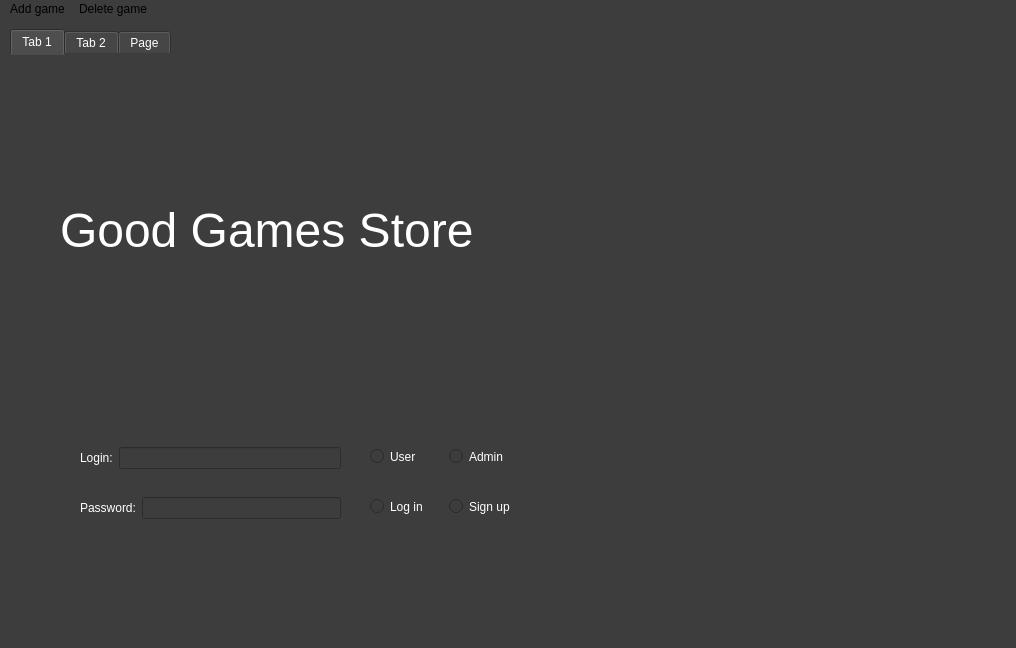
Above: mainwindow.ui from EvgTer/exam before the change. Below: the same form after it.
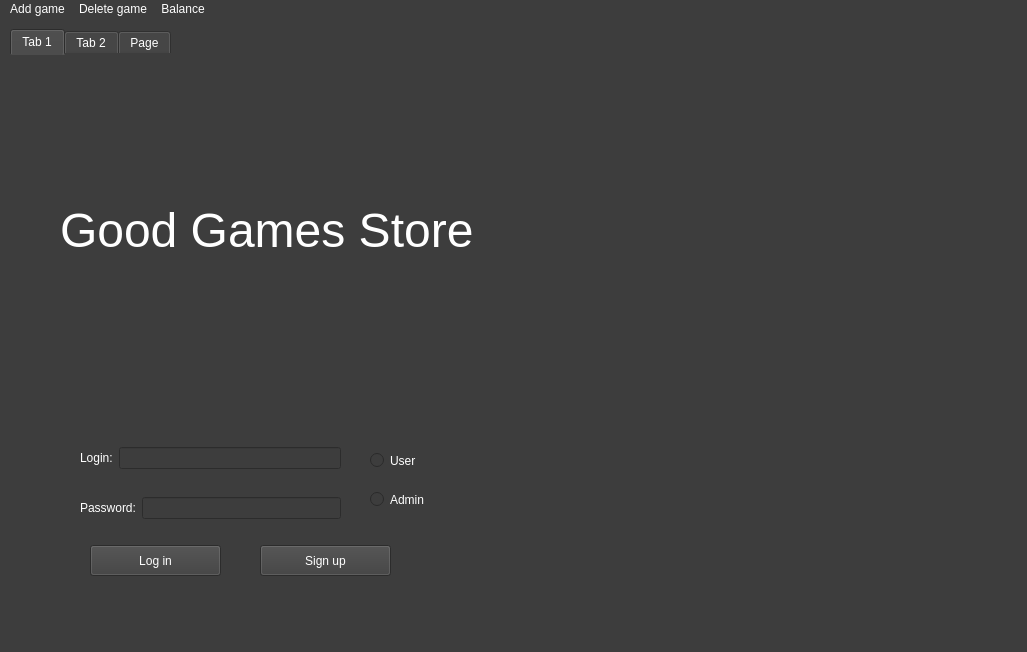
That is the form after the change.

Commit message: Added func to buttons: Login and Sighup and some small changes

The edit to the form file:
```diff
--- a/mainwindow.ui
+++ b/mainwindow.ui
@@ -6,8 +6,8 @@
    <rect>
     <x>0</x>
     <y>0</y>
-    <width>1016</width>
-    <height>648</height>
+    <width>1027</width>
+    <height>652</height>
    </rect>
   </property>
   <property name="windowTitle">
@@ -15,6 +15,7 @@
   </property>
   <property name="styleSheet">
    <string notr="true">background-color: rgb(61, 61, 61);
+color: rgb(255, 255, 255);
 </string>
   </property>
   <widget class="QWidget" name="centralwidget">
@@ -32,10 +33,12 @@
     </property>
     <property name="styleSheet">
      <string notr="true">color: rgb(255, 255, 255);
+border-top-color: rgb(61, 61, 61);
 background-color: rgb(61, 61, 61);
 border-color: rgb(61, 61, 61);
 selection-background-color: rgb(61, 61, 61);
-background-color: rgb(61, 61, 61);</string>
+background-color: rgb(61, 61, 61);
+selection-background-color: rgb(61, 61, 61);</string>
     </property>
     <property name="currentIndex">
      <number>0</number>
@@ -60,41 +63,6 @@
        <string>Good Games Store</string>
       </property>
      </widget>
-     <widget class="QWidget" name="">
-      <property name="geometry">
-       <rect>
-        <x>360</x>
-        <y>440</y>
-        <width>151</width>
-        <height>24</height>
-       </rect>
-      </property>
-      <layout class="QHBoxLayout" name="horizontalLayout">
-       <item>
-        <widget class="QRadioButton" name="radioButton_4">
-         <property name="text">
-          <string>Log in</string>
-         </property>
-        </widget>
-       </item>
-       <item>
-        <widget class="QRadioButton" name="radioButton_3">
-         <property name="text">
-          <string>Sign up</string>
-         </property>
-         <property name="checkable">
-          <bool>true</bool>
-         </property>
-         <property name="checked">
-          <bool>false</bool>
-         </property>
-         <property name="autoRepeat">
-          <bool>false</bool>
-         </property>
-        </widget>
-       </item>
-      </layout>
-     </widget>
      <widget class="QLabel" name="label_logo">
       <property name="geometry">
        <rect>
@@ -108,39 +76,7 @@
        <string/>
       </property>
      </widget>
-     <widget class="QWidget" name="">
-      <property name="geometry">
-       <rect>
-        <x>360</x>
-        <y>390</y>
-        <width>151</width>
-        <height>24</height>
-       </rect>
-      </property>
-      <layout class="QHBoxLayout" name="horizontalLayout_3">
-       <item>
-        <widget class="QRadioButton" name="radioButton_7">
-         <property name="text">
-          <string>User</string>
-         </property>
-         <property name="autoExclusive">
-          <bool>true</bool>
-         </property>
-        </widget>
-       </item>
-       <item>
-        <widget class="QRadioButton" name="radioButton_6">
-         <property name="text">
-          <string>Admin</string>
-         </property>
-         <property name="autoExclusive">
-          <bool>true</bool>
-         </property>
-        </widget>
-       </item>
-      </layout>
-     </widget>
-     <widget class="QWidget" name="">
+     <widget class="QWidget" name="layoutWidget">
       <property name="geometry">
        <rect>
         <x>70</x>
@@ -162,7 +98,7 @@
        </item>
       </layout>
      </widget>
-     <widget class="QWidget" name="">
+     <widget class="QWidget" name="layoutWidget">
       <property name="geometry">
        <rect>
         <x>70</x>
@@ -188,6 +124,64 @@
        </item>
       </layout>
      </widget>
+     <widget class="QPushButton" name="pushButton_log">
+      <property name="geometry">
+       <rect>
+        <x>80</x>
+        <y>490</y>
+        <width>131</width>
+        <height>31</height>
+       </rect>
+      </property>
+      <property name="text">
+       <string>Log in</string>
+      </property>
+     </widget>
+     <widget class="QPushButton" name="pushButton_sign">
+      <property name="geometry">
+       <rect>
+        <x>250</x>
+        <y>490</y>
+        <width>131</width>
+        <height>31</height>
+       </rect>
+      </property>
+      <property name="text">
+       <string>Sign up</string>
+      </property>
+     </widget>
+     <widget class="QWidget" name="">
+      <property name="geometry">
+       <rect>
+        <x>360</x>
+        <y>380</y>
+        <width>59</width>
+        <height>91</height>
+       </rect>
+      </property>
+      <layout class="QVBoxLayout" name="verticalLayout_3">
+       <item>
+        <widget class="QRadioButton" name="radioButton_user">
+         <property name="text">
+          <string>User</string>
+         </property>
+         <property name="autoExclusive">
+          <bool>true</bool>
+         </property>
+        </widget>
+       </item>
+       <item>
+        <widget class="QRadioButton" name="radioButton_admin">
+         <property name="text">
+          <string>Admin</string>
+         </property>
+         <property name="autoExclusive">
+          <bool>true</bool>
+         </property>
+        </widget>
+       </item>
+      </layout>
+     </widget>
     </widget>
     <widget class="QWidget" name="tab_2">
      <attribute name="title">
@@ -256,7 +250,7 @@
     <rect>
      <x>0</x>
      <y>0</y>
-     <width>1016</width>
+     <width>1027</width>
      <height>21</height>
     </rect>
    </property>
@@ -274,9 +268,18 @@
     <property name="title">
      <string>Delete game</string>
     </property>
+    <addaction name="actionBrowse"/>
+   </widget>
+   <widget class="QMenu" name="menuBalance">
+    <property name="title">
+     <string>Balance</string>
+    </property>
+    <addaction name="actionShow_info"/>
+    <addaction name="actionAdd"/>
    </widget>
    <addaction name="menuAdd_game"/>
    <addaction name="menuDelete"/>
+   <addaction name="menuBalance"/>
   </widget>
   <widget class="QStatusBar" name="statusbar"/>
   <action name="actionAdventure">
```
Left out of the diff: 85 changed lines with no effect on the pictures. The commit also changes 12 other files.
